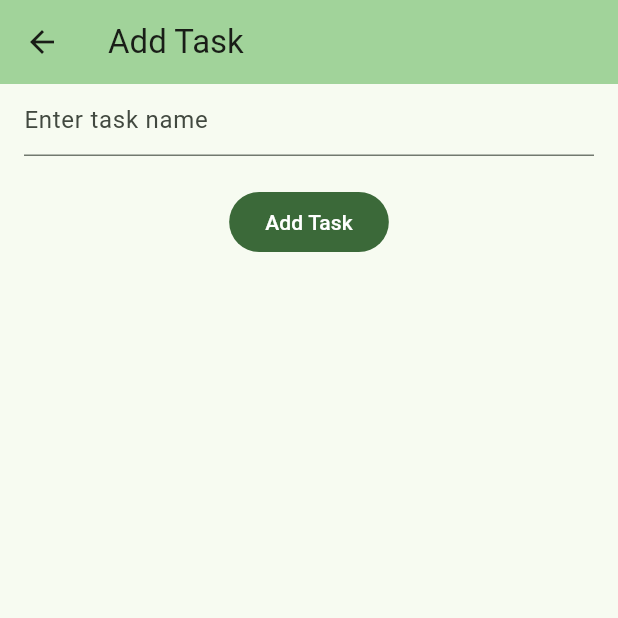
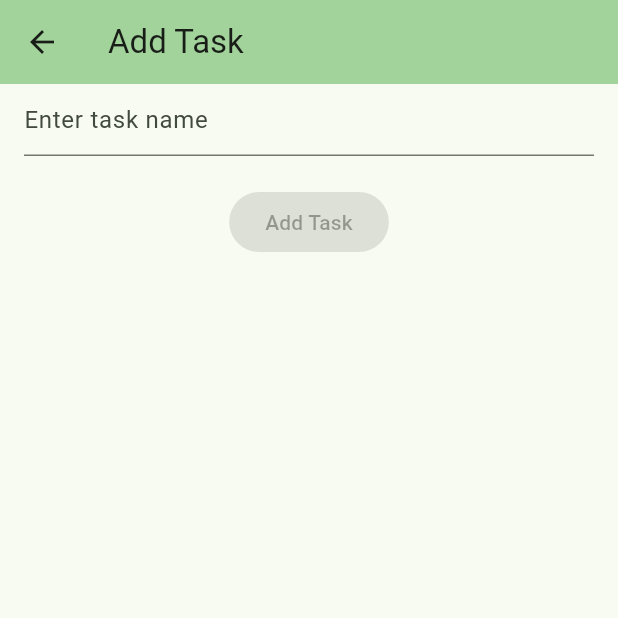
Before and after one commit to johnoricha/TaskManager, a Flutter app: the AddEditTaskScreen screen opened directly, on a phone screen of 412 x 824 dp, the top half of it. Run offline on Flutter 3.47's test engine with Material 3 defaults, Android fonts, the phone set to English and light mode, and no system bars; our stand-ins replace connectivity_plus, dio, equatable, flutter_bloc, get_it, pretty_dio_logger and 2 more; accounts and stored records are empty; generated files the repository leaves out were written again; network calls fail.

Commit message:
handle creation and updating of tasks states, on start up get tasks from api if no task in db in case of tasks were synced previously, and error handling fixes

```diff
--- a/lib/ui/add_edit_tasks/add_edit_task_screen.dart
+++ b/lib/ui/add_edit_tasks/add_edit_task_screen.dart
@@ -1,5 +1,7 @@
 import 'package:flutter/material.dart';
+import 'package:flutter_bloc/flutter_bloc.dart';
 import 'package:task_manager/core/di/initializer.dart';
+import 'package:task_manager/ui/cubit_status_state.dart';
 import 'package:task_manager/ui/tasks/cubit/tasks_cubit.dart';
 import 'package:task_manager/ui/tasks/cubit/tasks_state.dart';
 
@@ -20,7 +22,25 @@ class _AddEditTaskScreenState extends State<AddEditTaskScreen> {
 
   @override
   Widget build(BuildContext context) {
-    return Scaffold(
+    return BlocConsumer<TasksCubit, TasksState>(
+      bloc: _cubit,
+      listener: (context, state) {
+        if (state.createTaskStateStatus is SuccessState) {
+          ScaffoldMessenger.of(context).showSnackBar(const SnackBar(
+            content: Text("Task successfully added"),
+          ));
+
+          Navigator.pop(context);
+        }
+
+        if (state.updateTaskStateStatus is SuccessState) {
+          ScaffoldMessenger.of(context).showSnackBar(const SnackBar(
+            content: Text("Task updated"),
+          ));
+          Navigator.pop(context);
+        }
+      },
+      builder: (context, state) => Scaffold(
         appBar: AppBar(
           backgroundColor: Theme.of(context).colorScheme.inversePrimary,
           title: Text(widget.isEditMode ? 'Edit Task' : 'Add Task'),
@@ -34,11 +54,13 @@ class _AddEditTaskScreenState extends State<AddEditTaskScreen> {
                   Column(
                     children: [
                       TextFormField(
-                      decoration: InputDecoration(hintText: 'Enter task name'),
+                        decoration:
+                            const InputDecoration(hintText: 'Enter task name'),
                         controller: _textEditingController,
                         onChanged: (value) {
                           setState(() {
-                          _isBtnEnabled = _textEditingController.text.isEmpty;
+                            _isBtnEnabled =
+                                _textEditingController.text.isNotEmpty;
                           });
                         },
                       ),
@@ -49,19 +71,22 @@ class _AddEditTaskScreenState extends State<AddEditTaskScreen> {
                   ),
                   FilledButton(
                       onPressed: _isBtnEnabled
-                        ? null
-                        : () {
+                          ? () {
                               widget.isEditMode
                                   ? _cubit.updateTask(Task(
                                       id: widget.task?.id,
                                       name: _textEditingController.text,
-                                    completed: widget.task?.completed ?? false))
+                                      completed:
+                                          widget.task?.completed ?? false))
                                   : _cubit.createTask(Task(
                                       name: _textEditingController.text,
                                       completed: false));
-                          },
-                    child: Text(widget.isEditMode ? 'Update Task' : 'Add Task'))
+                            }
+                          : null,
+                      child:
+                          Text(widget.isEditMode ? 'Update Task' : 'Add Task'))
                 ]),
+          ),
         ),
       ),
     );
--- a/lib/ui/tasks/cubit/tasks_state.dart
+++ b/lib/ui/tasks/cubit/tasks_state.dart
@@ -5,6 +5,8 @@ import 'package:task_manager/ui/cubit_status_state.dart';
 
 class TasksState extends Equatable {
   final List<Task> tasks;
+  final String? getBackUpTaskErrorMsg;
+  final String? syncTaskErrorMsg;
   final StateStatus? getTasksStateStatus;
   final StateStatus? updateTaskStateStatus;
   final StateStatus? deleteTaskStateStatus;
@@ -13,6 +15,8 @@ class TasksState extends Equatable {
 
   const TasksState({
     required this.tasks,
+    this.getBackUpTaskErrorMsg,
+    this.syncTaskErrorMsg,
     this.getTasksStateStatus,
     this.updateTaskStateStatus,
     this.deleteTaskStateStatus,
@@ -27,9 +31,15 @@ class TasksState extends Equatable {
     StateStatus? deleteTaskStateStatus,
     StateStatus? createTaskStateStatus,
     StateStatus? syncTasksStateStatus,
+    String? getBackUpTaskErrorMsg,
+    String? getSyncTaskErrorMsg,
   }) =>
       TasksState(
         tasks: tasks ?? this.tasks,
+        getBackUpTaskErrorMsg:
+            getBackUpTaskErrorMsg ?? this.getBackUpTaskErrorMsg,
+        syncTaskErrorMsg:
+        getSyncTaskErrorMsg ?? this.syncTaskErrorMsg,
         getTasksStateStatus: getTasksStateStatus ?? const InitialState(),
         updateTaskStateStatus: updateTaskStateStatus ?? const InitialState(),
         deleteTaskStateStatus: deleteTaskStateStatus ?? const InitialState(),
@@ -40,6 +50,8 @@ class TasksState extends Equatable {
   @override
   List<Object?> get props => [
         tasks,
+        getBackUpTaskErrorMsg,
+    syncTaskErrorMsg,
         getTasksStateStatus,
         updateTaskStateStatus,
         deleteTaskStateStatus,
--- a/pubspec.yaml
+++ b/pubspec.yaml
@@ -38,6 +38,7 @@ dependencies:
   flutter_bloc: ^8.1.6
   connectivity_plus: ^6.0.5
   get_it: ^7.7.0
+  pretty_dio_logger: ^1.4.0
 
 
   # The following adds the Cupertino Icons font to your application.
```
Also changed, not shown: lib/core/di/initializer.dart (+10 -0 lines), lib/data/app_repository_impl.dart (+8 -15 lines), lib/data/repository/tasks_repository.dart (+4 -10 lines), lib/ui/tasks/cubit/tasks_cubit.dart (+21 -6 lines), lib/ui/tasks/tasks_screen.dart (+8 -8 lines), pubspec.lock. Lines whose indentation alone changed are shown as unchanged.
